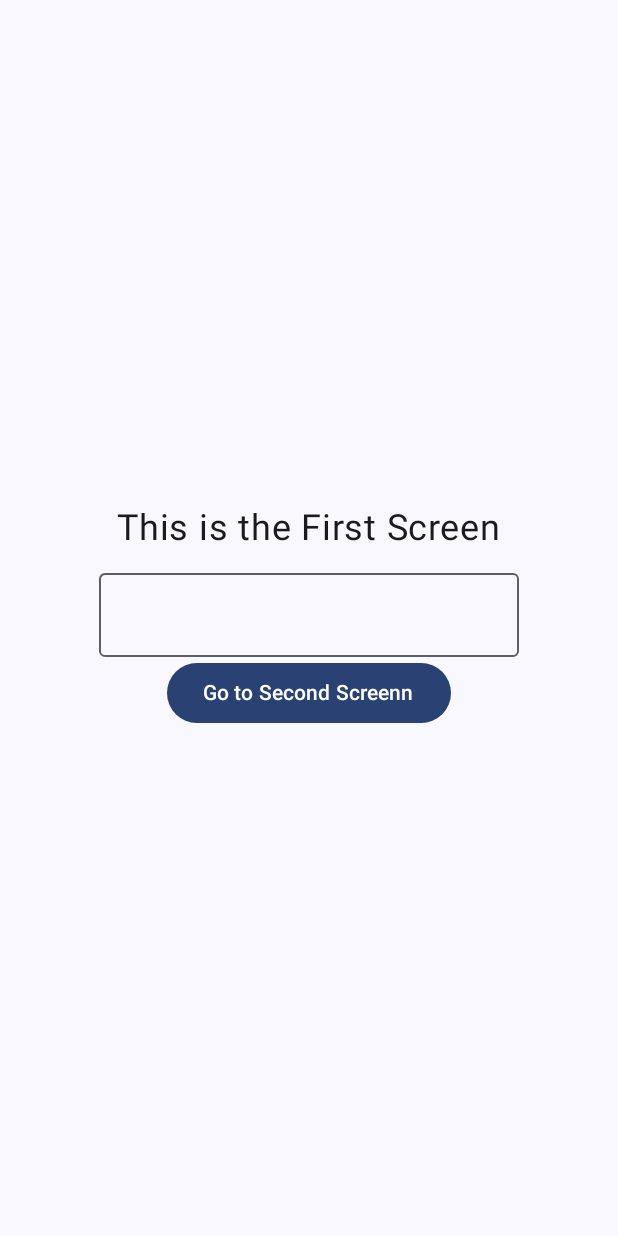
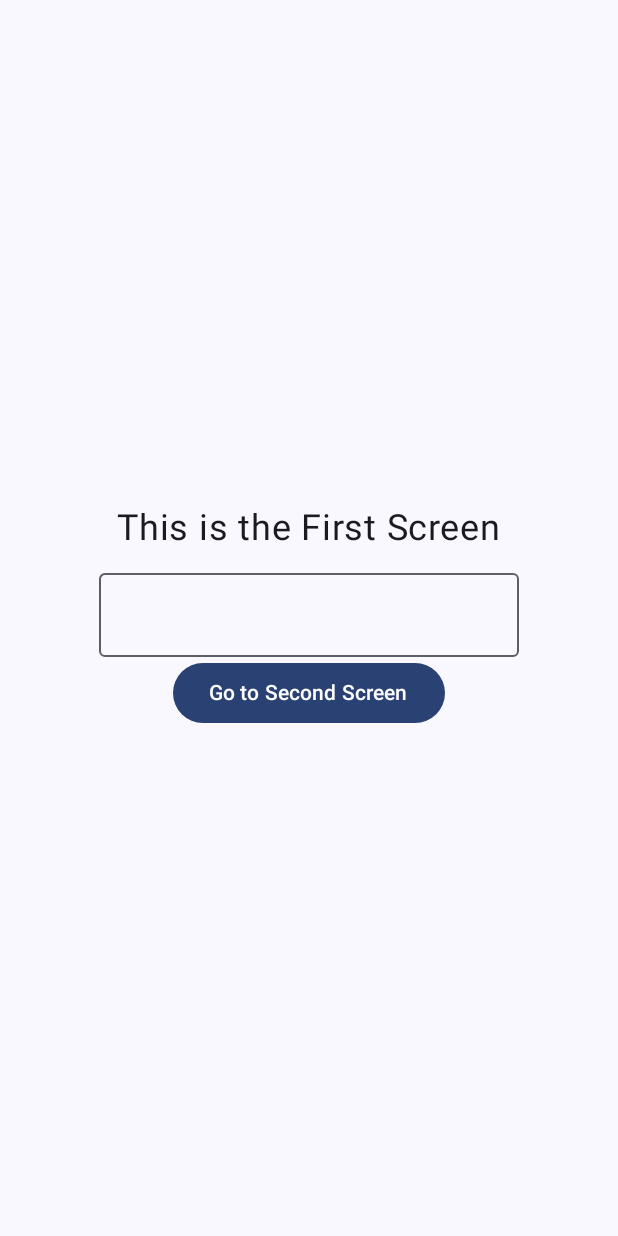
Before and after one commit to imamogluomer/android-navigation-sample, an Android app built with Jetpack Compose: the screen it shows after launch (MainActivity), on a phone screen of 412 x 824 dp. Run offline under Robolectric (Android 15) with nearby library versions, the phone set to English and light mode, and no system bars.

Commit message:
Little adjustments.

```diff
--- a/app/src/main/java/com/omerimamoglu/navigationsample/FirstScreen.kt
+++ b/app/src/main/java/com/omerimamoglu/navigationsample/FirstScreen.kt
@@ -42,7 +42,7 @@ fun FirstScreen(navigationToSecondScreen: (String) -> Unit) {
             navigationToSecondScreen(name.value)
         }) {
 
-            Text("Go to Second Screenn")
+            Text("Go to Second Screen")
 
         }
     }
```
